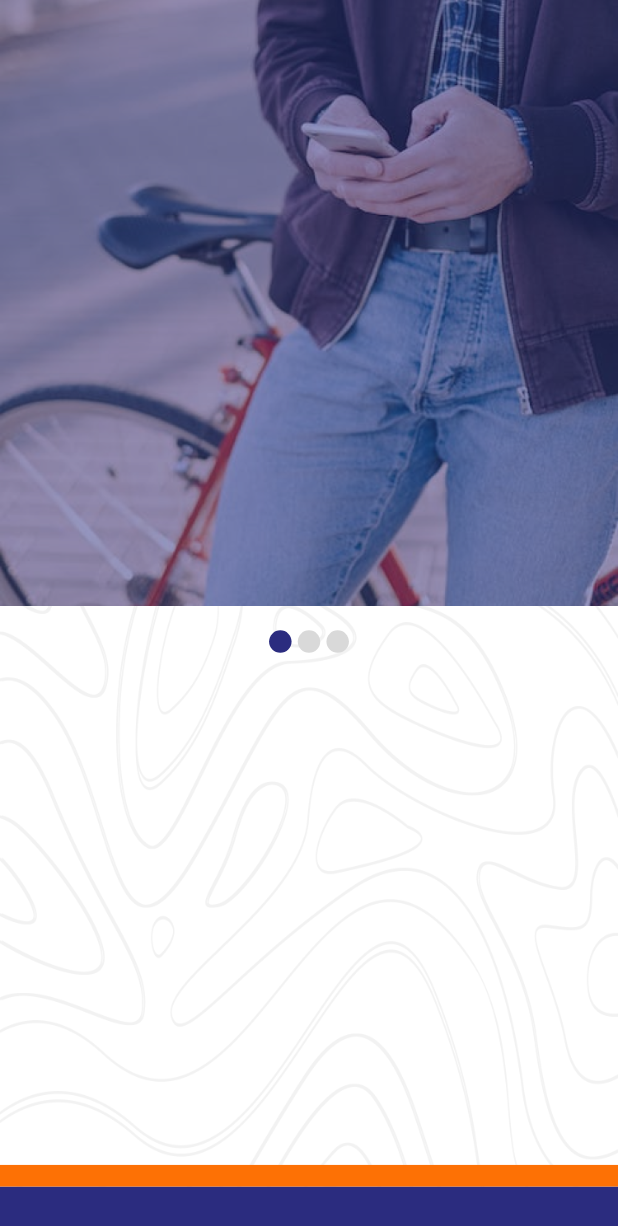
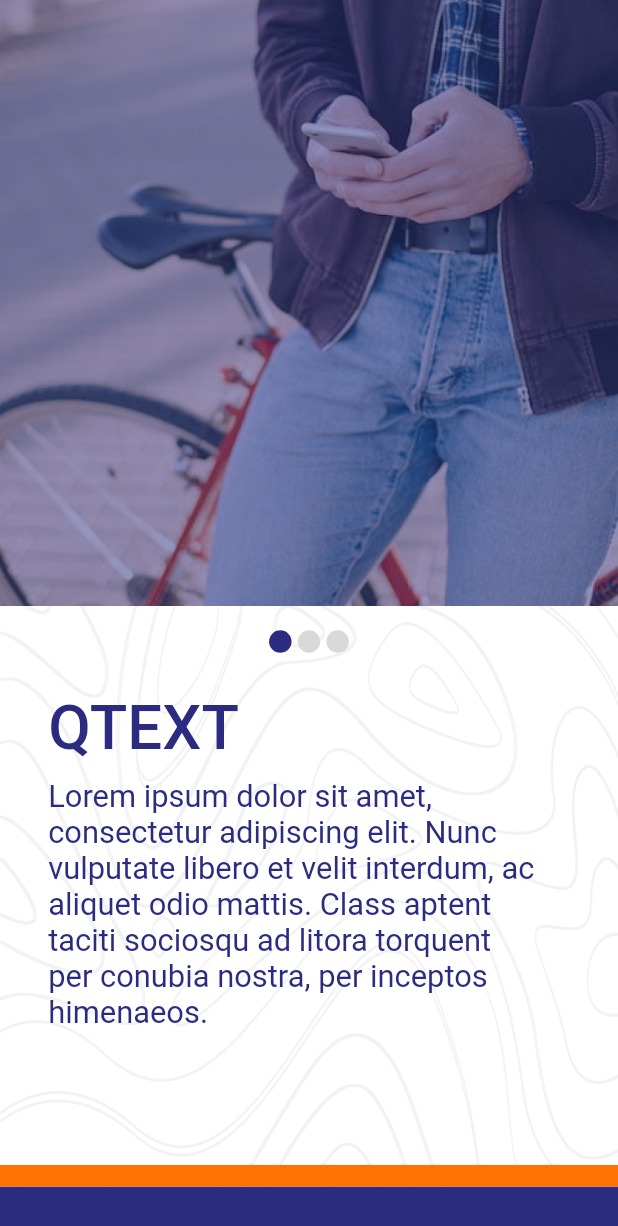
Before and after one commit to RotenKiwi/quikey_cehpoint, a Flutter app: the screen it shows after launch, after a tap on "GET STARTED", on a phone screen of 412 x 824 dp. Shown: the top 1226 px of the screen. Run offline on Flutter 3.47's test engine with Material 2 defaults, Android fonts, the phone set to English and light mode, and no system bars; Roboto replaces fonts that are missing (Poppins).

Commit message:
QText
Completed design of QText page

```diff
--- a/lib/screens/QText.dart
+++ b/lib/screens/QText.dart
@@ -30,7 +30,38 @@ class Qtext extends StatelessWidget {
                       ))),
               Positioned(
                   top: size.height * 0.51,
-                  child: PageIndicator(size: size, page: 1,))
+                  child: PageIndicator(
+                    size: size,
+                    page: 1,
+                  )),
+              Positioned(
+                  top: size.height * 0.56,
+                  left: size.width * 0.078,
+                  child: Text(
+                    'QTEXT',
+                    style: TextStyle(
+                        decoration: TextDecoration.none,
+                        color: Color(0xff2b2c7f),
+                        fontFamily: 'Poppins',
+                        fontSize: size.width * 0.1,
+                        fontWeight: FontWeight.w500),
+                  )),
+              Positioned(
+                  top: size.height * 0.63,
+                  left: size.width * 0.078,
+                  child: Container(
+                    width: size.width * 0.8,
+                    child: Text(
+                      'Lorem ipsum dolor sit amet, consectetur adipiscing elit. Nunc vulputate libero et velit interdum, ac aliquet odio mattis. Class aptent taciti sociosqu ad litora torquent per conubia nostra, per inceptos himenaeos.',
+                      style: TextStyle(
+                        decoration: TextDecoration.none,
+                        color: Color(0xff2b2c7f),
+                        fontFamily: 'Poppins',
+                        fontSize: size.width * 0.05,
+                        fontWeight: FontWeight.w400,
+                      ),
+                    ),
+                  ))
             ],
           )),
     );
```
